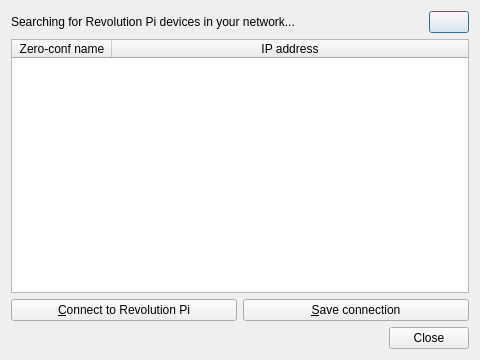
Above: ui_dev/avahisearch.ui from naruxde/revpicommander before the change. Below: the same form after it.
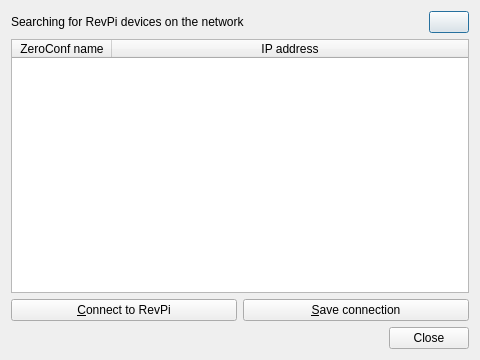
That is the form after the change. Icons and pictures are not drawn.

Diff of the .ui file:
```diff
--- a/ui_dev/avahisearch.ui
+++ b/ui_dev/avahisearch.ui
@@ -19,7 +19,7 @@
      <item>
       <widget class="QLabel" name="lbl_search">
        <property name="text">
-        <string>Searching for Revolution Pi devices in your network...</string>
+        <string>Searching for RevPi devices on the network</string>
        </property>
       </widget>
      </item>
@@ -85,7 +85,7 @@
      </attribute>
      <column>
       <property name="text">
-       <string>Zero-conf name</string>
+       <string>ZeroConf name</string>
       </property>
      </column>
      <column>
@@ -98,7 +98,7 @@
    <item row="2" column="0">
     <widget class="QPushButton" name="btn_connect">
      <property name="text">
-      <string>&amp;Connect to Revolution Pi</string>
+      <string>&amp;Connect to RevPi</string>
      </property>
     </widget>
    </item>
```
Left out of the diff: 10 changed lines with no effect on the pictures.
